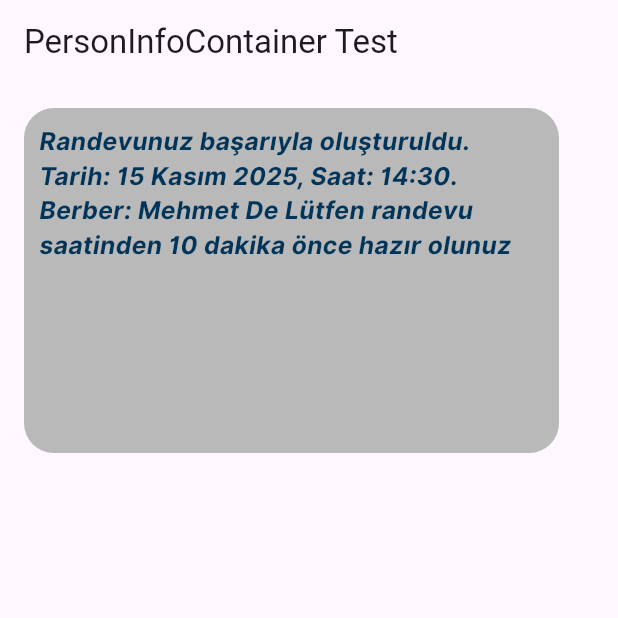
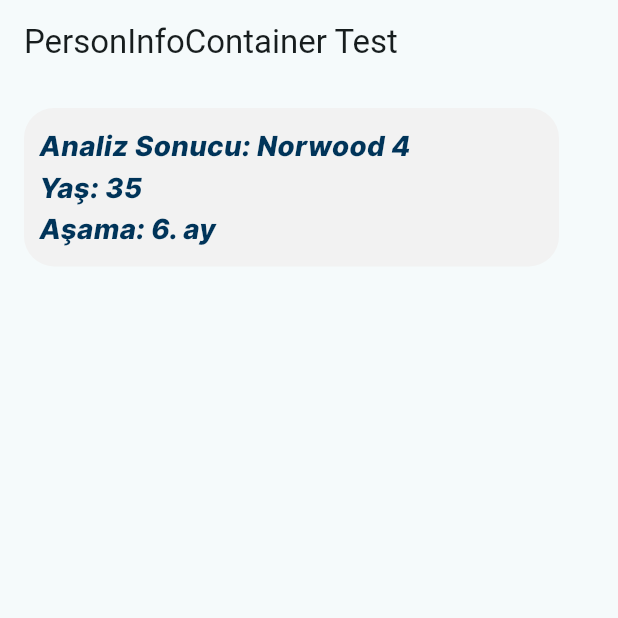
Before and after one commit to ilknurtulgar/hairTech, a Flutter app: the screen it shows after launch, on a phone screen of 412 x 824 dp, the top half of it. Run offline on Flutter 3.47's test engine with Material 3 defaults, Android fonts, the light colour scheme and no system bars.

Commit message:
patient information container added

```diff
--- /dev/null
+++ b/lib/core/base/components/patient_information_container.dart
@@ -0,0 +1,113 @@
+import 'package:flutter/material.dart';
+import 'package:hairtech/core/base/util/const_texts.dart';
+import '../util/app_colors.dart';
+import '../util/padding_util.dart';
+import '../util/size_config.dart';
+import '../util/text_utility.dart';
+
+class PatientInformationContainer extends StatelessWidget {
+  final String analysisResult;
+  final String age;
+  final String stage;
+
+  const PatientInformationContainer({
+    Key? key,
+    required this.analysisResult,
+    required this.age,
+    required this.stage,
+  }) : super(key: key);
+
+  @override
+  Widget build(BuildContext context) {
+    return Container(
+      width: SizeConfig.responsiveWidth(348),
+      height: SizeConfig.responsiveHeight(112),
+      decoration: BoxDecoration(
+        color: AppColors.lightgray,
+        borderRadius: BorderRadius.circular(20),
+      ),
+      padding: ResponsePadding.generalContainer(),
+      child: Column(
+        mainAxisAlignment: MainAxisAlignment.spaceEvenly,
+        crossAxisAlignment: CrossAxisAlignment.start,
+        children: [
+          // Analiz Sonucu
+          Row(
+            children: [
+              Text(
+                ConstTexts.analysisResultLabel,
+                style: TextUtility.getStyle(
+                  fontSize: SizeConfig.responsiveWidth(18),
+                  fontWeight: FontWeight.w800,
+                  fontStyle: FontStyle.italic,
+                  color: AppColors.darker,
+                ),
+              ),
+              Expanded(
+                child: Text(
+                  analysisResult,
+                  style: TextUtility.getStyle(
+                    fontSize: SizeConfig.responsiveWidth(18),
+                    fontWeight: FontWeight.w800,
+                    fontStyle: FontStyle.italic,
+                    color: AppColors.darker,
+                  ),
+                  maxLines: 1,
+                  overflow: TextOverflow.ellipsis,
+                ),
+              ),
+            ],
+          ),
+
+          // Yaş
+          Row(
+            children: [
+              Text(
+                ConstTexts.ageLabel,
+                style: TextUtility.getStyle(
+                  fontSize: SizeConfig.responsiveWidth(18),
+                  fontWeight: FontWeight.w800,
+                  fontStyle: FontStyle.italic,
+                  color: AppColors.darker,
+                ),
+              ),
+              Text(
+                age,
+                style: TextUtility.getStyle(
+                  fontSize: SizeConfig.responsiveWidth(18),
+                  fontWeight: FontWeight.w800,
+                  fontStyle: FontStyle.italic,
+                  color: AppColors.darker,
+                ),
+              ),
+            ],
+          ),
+
+          // Aşama
+          Row(
+            children: [
+              Text(
+                ConstTexts.stageLabel,
+                style: TextUtility.getStyle(
+                  fontSize: SizeConfig.responsiveWidth(18),
+                  fontWeight: FontWeight.w800,
+                  fontStyle: FontStyle.italic,
+                  color: AppColors.darker,
+                ),
+              ),
+              Text(
+                stage,
+                style: TextUtility.getStyle(
+                  fontSize: SizeConfig.responsiveWidth(18),
+                  fontWeight: FontWeight.w800,
+                  fontStyle: FontStyle.italic,
+                  color: AppColors.darker,
+                ),
+              ),
+            ],
+          ),
+        ],
+      ),
+    );
+  }
+}
--- a/lib/core/base/util/app_colors.dart
+++ b/lib/core/base/util/app_colors.dart
@@ -2,6 +2,8 @@ import 'package:flutter/material.dart';
 
 class AppColors {
   AppColors._();
+
+  static const Color background = Color(0xFFFAFAFA);
 
   static const Color dark = Color(0xFF04558F);
   static const Color darker = Color(0xFF003459);
@@ -12,7 +14,7 @@ class AppColors {
   static const Color white = Color(0xFFF9F9F9);
   static const Color black = Color(0xFF003459);
   static const Color green = Color(0xFF398660);
-  static const Color lightgray = Color(0xFFB9B9B9);
+  static const Color lightgray =Color(0xFFF2F2F2); // Color(0xFFF5F5F5); //Color(0xFFB9B9B9);
   static const Color darkgray = Color(0xFF929292);
 
   static const Color primary = Color(0xFF007ea7);
--- a/lib/core/base/util/const_texts.dart
+++ b/lib/core/base/util/const_texts.dart
@@ -17,4 +17,8 @@ class ConstTexts {
   static const String startTestButtonText = "Ön Değerlendirme";
   static const String registeredPatientLoginButtonText = "Kayıtlı Hasta Girişi";
   static const String doctorLoginButtonText = "Hekim Girişi";
+
+  static const String analysisResultLabel = 'Analiz Sonucu: ';
+  static const String ageLabel = 'Yaş: ';
+  static const String stageLabel = 'Aşama: ';
 }
--- a/lib/main.dart
+++ b/lib/main.dart
@@ -1,6 +1,8 @@
 import 'package:flutter/material.dart';
+import 'package:hairtech/core/base/util/app_colors.dart';
 import 'core/base/components/person_info_container.dart';
 import 'core/base/components/result_information_container.dart';
+import 'core/base/components/patient_information_container.dart';
 import 'core/base/util/size_config.dart';
 
 void main() {
@@ -15,7 +17,7 @@ class MyApp extends StatelessWidget {
     return MaterialApp(
       title: 'Hairtech App',
       theme: ThemeData(
-        colorScheme: ColorScheme.fromSeed(seedColor: Colors.deepPurple),
+        colorScheme: ColorScheme.fromSeed(seedColor: AppColors.background),
         useMaterial3: true,
       ),
       debugShowCheckedModeBanner: false, // Hides the debug banner
@@ -35,14 +37,20 @@ class PersonInfoContainerTestView extends StatelessWidget {
       appBar: AppBar(
         title: const Text('PersonInfoContainer Test'),
       ),
-      body:const SingleChildScrollView(
+      body: const SingleChildScrollView(
         child: Padding(
-          padding: const EdgeInsets.all(16.0),
-          child:   // 4. ResultInformationContainer - Uzun text örneği
-              const ResultInformationContainer(
-                text:
-                    "Randevunuz başarıyla oluşturuldu. Tarih: 15 Kasım 2025, Saat: 14:30. Berber: Mehmet De Lütfen randevu saatinden 10 dakika önce hazır olunuz",
+          padding: EdgeInsets.all(16.0),
+          child: Column(
+            children: [
+
+              // PatientInformationContainer
+              PatientInformationContainer(
+                analysisResult: 'Norwood 4',
+                age: '35',
+                stage: '6. ay',
               ),
+            ],
+          ),
         ),
       ),
     );
```
